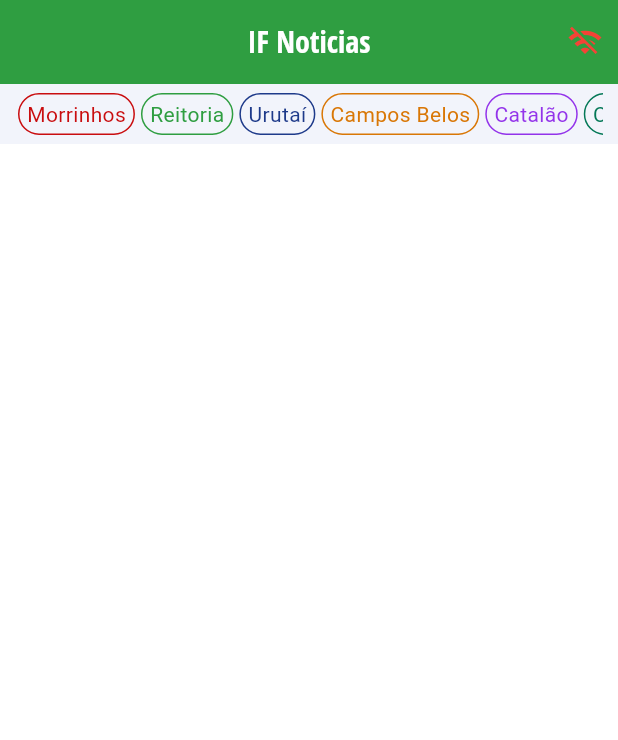
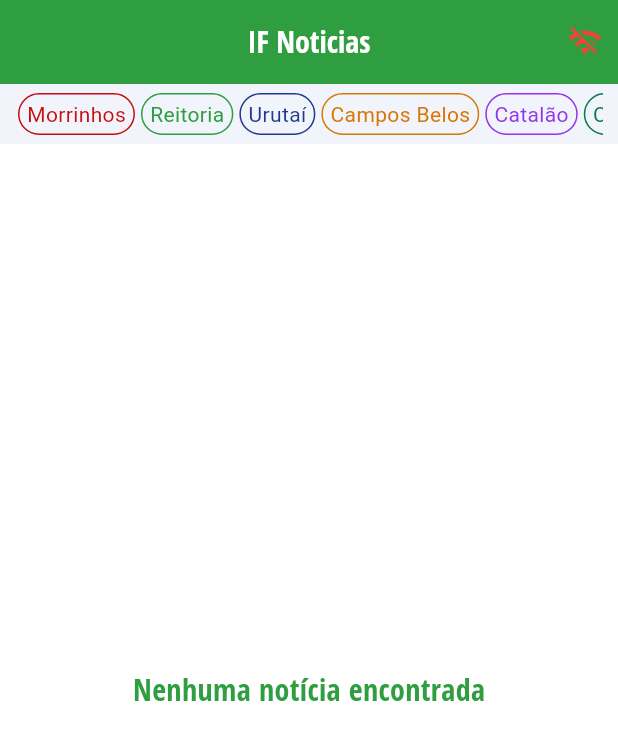
Before and after one commit to Koakovski/flutter_if_noticies, a Flutter app: the screen it shows after launch, on a phone screen of 412 x 824 dp. Shown: the top 740 px of the screen. Run offline on Flutter 3.47's test engine with Material 3 defaults, Android fonts, the phone set to English and light mode, and no system bars; our stand-ins replace connectivity_plus, google_fonts, sqflite; accounts and stored records are empty.

Commit message:
feat: added fall component to no notices found

```diff
--- a/lib/screens/notices_list_screen.dart
+++ b/lib/screens/notices_list_screen.dart
@@ -1,6 +1,8 @@
 import 'dart:async';
 
 import 'package:flutter/material.dart';
+import 'package:google_fonts/google_fonts.dart';
+import 'package:if_noticies/common/app_colors.dart';
 import 'package:if_noticies/common/campus.dart';
 import 'package:if_noticies/components/campus_filter/campust_filter.dart';
 import 'package:if_noticies/components/campus_filter/campust_filter_item.dart';
@@ -140,7 +142,21 @@ class _NoticesListScreenState extends State<NoticesListScreen> {
             onCampustFilterChange: onCampustFilterChange,
           ),
           Expanded(
-            child: ListView.builder(
+            child: isLoading == false && noticies.isEmpty
+                ? Center(
+                    child: Padding(
+                      padding: const EdgeInsets.all(16.0),
+                      child: Text(
+                        'Nenhuma notícia encontrada',
+                        style: GoogleFonts.openSansCondensed(
+                          color: AppColors.primary,
+                          fontSize: 20,
+                          fontWeight: FontWeight.bold,
+                        ),
+                      ),
+                    ),
+                  )
+                : ListView.builder(
                     controller: scrollController,
                     itemBuilder: (context, position) {
                       Notice notice = noticies[position];
```
Lines whose indentation alone changed are shown as unchanged.
